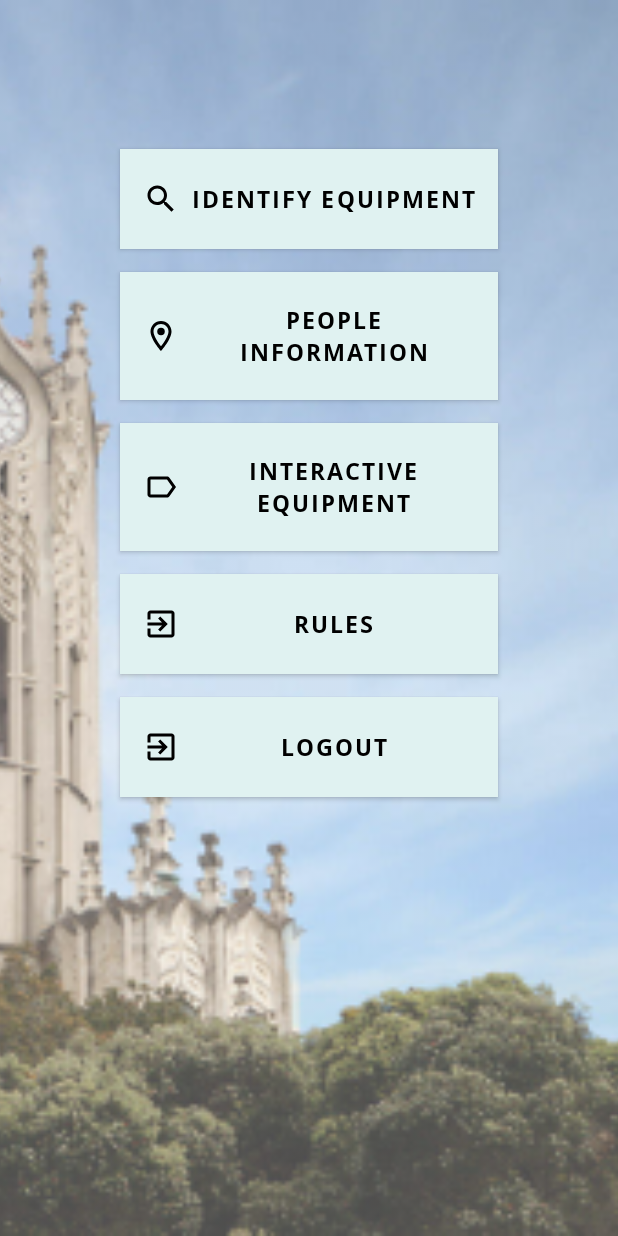
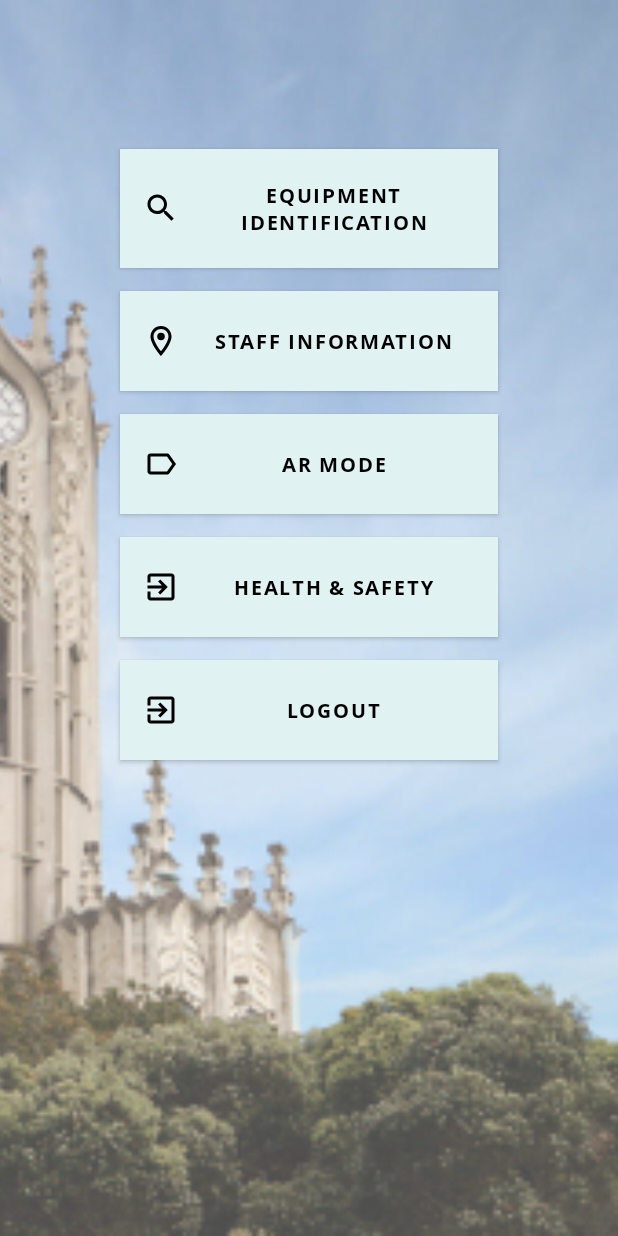
Before and after one commit to Amal97/AR-Lab-Orientation, an Android app: the screen it shows after launch (MainActivity), after a tap on "LOGIN AS A GUEST", on a phone screen of 412 x 824 dp. Run offline under Robolectric (Android 15) with nearby library versions, the phone set to English and light mode, and no system bars; libraries missing offline, so code that uses them is left out: com.facebook, com.facebook.login, com.hanks.htextview; plain views replace TyperTextView; 6 statements that could not run were skipped.

Commit message:
added support for more equipment

```diff
--- a/app/src/main/assets/labels.txt
+++ b/app/src/main/assets/labels.txt
@@ -1,5 +1,8 @@
+monitor
 multimeter
 oscilloscope
-phoebe
 powersupply
+printer
+socket
+solder
 waveformgenerator
--- a/app/src/main/res/layout/activity_main.xml
+++ b/app/src/main/res/layout/activity_main.xml
@@ -40,9 +40,9 @@
             android:background="#E0F2F1"
             android:fontFamily="@font/open_sans_bold"
             android:padding="15dp"
-            android:text="Identify Equipment"
+            android:text="Equipment Identification"
             android:textColor="#000"
-            android:textSize="15sp"
+            android:textSize="13sp"
             app:backgroundTint="#E0F2F1"
             app:icon="@drawable/ic_baseline_search_24px"
             app:iconTint="#000" />
@@ -57,9 +57,9 @@
             android:background="#E0F2F1"
             android:fontFamily="@font/open_sans_bold"
             android:padding="15dp"
-            android:text="People Information"
+            android:text="Staff Information"
             android:textColor="#000"
-            android:textSize="15sp"
+            android:textSize="13sp"
             app:backgroundTint="#E0F2F1"
             app:icon="@drawable/ic_outline_place_24px"
             app:iconTint="#000" />
@@ -74,9 +74,9 @@
             android:background="@color/colorButton"
             android:fontFamily="@font/open_sans_bold"
             android:padding="15dp"
-            android:text="Interactive Equipment"
+            android:text="AR Mode"
             android:textColor="#000"
-            android:textSize="15sp"
+            android:textSize="13sp"
             app:backgroundTint="#E0F2F1"
             app:icon="@drawable/ic_outline_label_24px"
             app:iconTint="#000" />
@@ -91,9 +91,9 @@
             android:background="#E0F2F1"
             android:fontFamily="@font/open_sans_bold"
             android:padding="15dp"
-            android:text="Rules"
+            android:text="Health &amp; Safety"
             android:textColor="#000"
-            android:textSize="15sp"
+            android:textSize="13sp"
             app:backgroundTint="#E0F2F1"
             app:icon="@drawable/ic_outline_exit_to_app_24px"
             app:iconTint="#000" />
@@ -110,7 +110,7 @@
             android:padding="15dp"
             android:text="Logout"
             android:textColor="#000"
-            android:textSize="15sp"
+            android:textSize="13sp"
             app:backgroundTint="#E0F2F1"
             app:icon="@drawable/ic_outline_exit_to_app_24px"
             app:iconTint="#000" />
```
Also changed, not shown: app/src/main/java/com/project/laborientation/CameraActivity.java (+9 -1 lines), app/src/main/java/com/project/laborientation/ImageArActivity.java (+24 -0 lines), app/src/main/res/layout/monitor_view.xml (added, +22 -0 lines), app/src/main/res/layout/power_socket_view.xml (added, +22 -0 lines), app/src/main/res/layout/printer_view.xml (added, +22 -0 lines), app/src/main/res/layout/solder_view.xml (added, +22 -0 lines).
